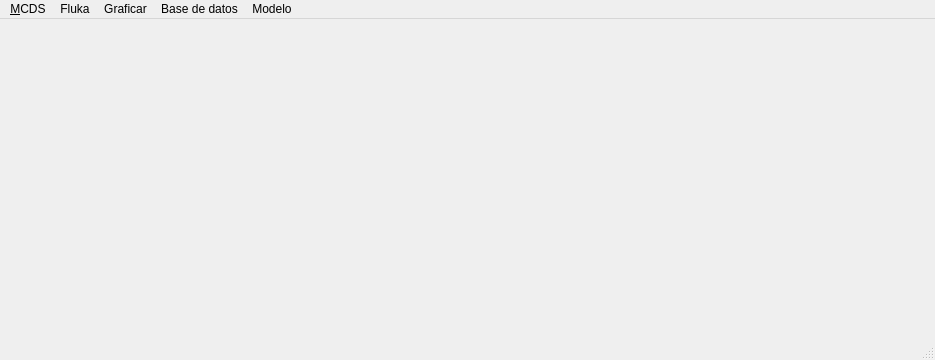
Before: the Qt Designer form INTERFAZ/ventana_principal.ui in mpvalen/interfaz_grafica_adn, drawn with Qt 5.
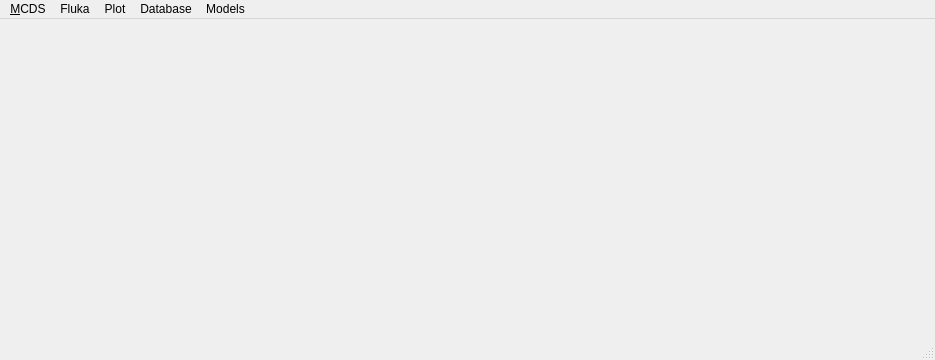
After: the same form once the commit is applied.

```diff
--- a/INTERFAZ/ventana_principal.ui
+++ b/INTERFAZ/ventana_principal.ui
@@ -63,19 +63,19 @@
    </widget>
    <widget class="QMenu" name="menuGraficar">
     <property name="title">
-     <string>Graficar</string>
+     <string>Plot</string>
     </property>
     <addaction name="actionInterfaz_de_ploteo"/>
    </widget>
    <widget class="QMenu" name="menuBase_de_datos">
     <property name="title">
-     <string>Base de datos</string>
+     <string>Database</string>
     </property>
     <addaction name="actionGenerar_base_de_datos"/>
    </widget>
    <widget class="QMenu" name="menuModelo">
     <property name="title">
-     <string>Modelo</string>
+     <string>Models</string>
     </property>
     <widget class="QMenu" name="menuWang_2018">
      <property name="title">
```
Left out of the diff: 48 changed lines with no effect on the pictures.
